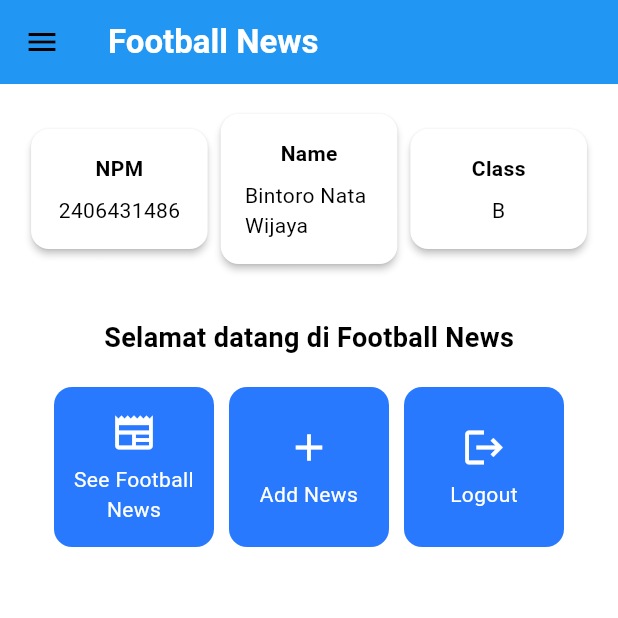
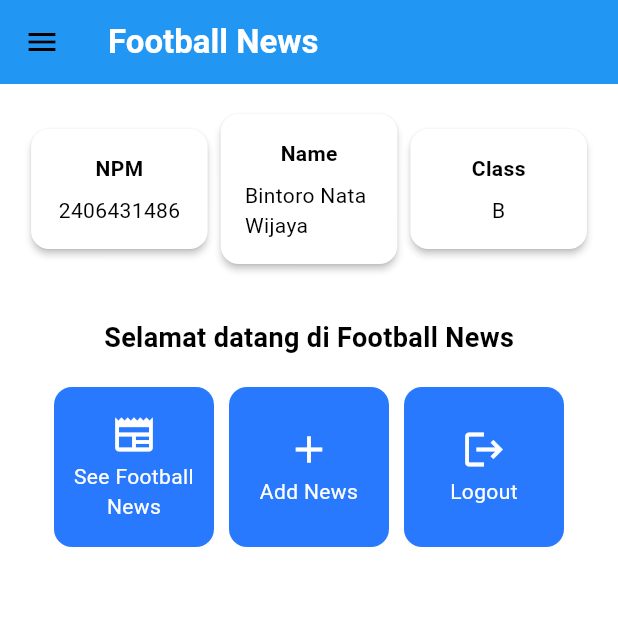
Before and after one commit to BintoroNtw/football-news-mobile, a Flutter app: the MyHomePage screen opened directly, on a phone screen of 412 x 824 dp, the top half of it. Run offline on Flutter 3.47's test engine with Material 3 defaults, Android fonts, the phone set to English and light mode, and no system bars; missing offline and left inert: pbp_django_auth.

Commit message:
Benerin logout gak bisa

```diff
--- a/football_news/lib/screens/login.dart
+++ b/football_news/lib/screens/login.dart
@@ -3,6 +3,7 @@ import 'package:flutter/material.dart';
 import 'package:pbp_django_auth/pbp_django_auth.dart';
 import 'package:provider/provider.dart';
 import 'package:football_news/screens/register.dart';
+
 
 void main() {
   runApp(const LoginApp());
--- a/football_news/lib/screens/menu.dart
+++ b/football_news/lib/screens/menu.dart
@@ -1,7 +1,10 @@
 import 'package:flutter/material.dart';
 import 'package:football_news/widgets/left_drawer.dart';
 import 'package:football_news/screens/newslist_form.dart';
-import 'package:football_news/widgets/news_card.dart';
+import 'package:football_news/screens/news_entry_list.dart';
+import 'package:football_news/screens/login.dart';
+import 'package:pbp_django_auth/pbp_django_auth.dart';
+import 'package:provider/provider.dart';
 
 class MyHomePage extends StatelessWidget {
   MyHomePage({super.key});
@@ -29,7 +32,7 @@ class MyHomePage extends StatelessWidget {
         ),
         backgroundColor: Theme.of(context).colorScheme.primary,
       ),
-      drawer: const LeftDrawer(),
+      drawer: LeftDrawer(),
       body: Padding(
         padding: const EdgeInsets.all(16.0),
         child: Column(
@@ -102,3 +105,90 @@ class InfoCard extends StatelessWidget {
     );
   }
 }
+
+class ItemHomepage {
+  final String name;
+  final IconData icon;
+
+  ItemHomepage(this.name, this.icon);
+}
+
+class ItemCard extends StatelessWidget {
+  final ItemHomepage item;
+
+  const ItemCard(this.item, {super.key});
+
+  @override
+  Widget build(BuildContext context) {
+    final request = context.watch<CookieRequest>();
+
+    return Material(
+      color: Theme.of(context).colorScheme.secondary,
+      borderRadius: BorderRadius.circular(12),
+      child: InkWell(
+        onTap: () async {
+          // Tampilkan snackbar info
+          ScaffoldMessenger.of(context)
+            ..hideCurrentSnackBar()
+            ..showSnackBar(
+              SnackBar(content: Text("Kamu menekan tombol ${item.name}!")),
+            );
+
+          // Navigasi sesuai tombol
+          if (item.name == "Add News") {
+            Navigator.push(
+              context,
+              MaterialPageRoute(builder: (context) => const NewsFormPage()),
+            );
+          } else if (item.name == "See Football News") {
+            Navigator.push(
+              context,
+              MaterialPageRoute(builder: (context) => const NewsEntryListPage()),
+            );
+          } else if (item.name == "Logout") {
+            final response = await request.logout(
+              "http://localhost:8000/auth/logout/",
+            );
+
+            if (context.mounted) {
+              String message = response["message"];
+              if (response["status"] == true) {
+                String uname = response["username"];
+                ScaffoldMessenger.of(context).showSnackBar(
+                  SnackBar(
+                    content: Text("$message See you again, $uname."),
+                  ),
+                );
+                Navigator.pushReplacement(
+                  context,
+                  MaterialPageRoute(builder: (context) => const LoginPage()),
+                );
+              } else {
+                ScaffoldMessenger.of(context).showSnackBar(
+                  SnackBar(content: Text("Logout gagal: $message")),
+                );
+              }
+            }
+          }
+        },
+        child: Container(
+          padding: const EdgeInsets.all(8),
+          child: Center(
+            child: Column(
+              mainAxisAlignment: MainAxisAlignment.center,
+              children: [
+                Icon(item.icon, color: Colors.white, size: 30.0),
+                const SizedBox(height: 3),
+                Text(
+                  item.name,
+                  textAlign: TextAlign.center,
+                  style: const TextStyle(color: Colors.white),
+                ),
+              ],
+            ),
+          ),
+        ),
+      ),
+    );
+  }
+}
--- a/football_news/lib/screens/news_entry_list.dart
+++ b/football_news/lib/screens/news_entry_list.dart
@@ -64,6 +64,7 @@ class _NewsEntryListPageState extends State<NewsEntryListPage> {
                 itemBuilder: (_, index) => NewsEntryCard(
                   news: snapshot.data![index],
                   onTap: () {
+                    // Show a snackbar when news card is clicked
                     Navigator.push(
                       context,
                       MaterialPageRoute(
--- a/football_news/lib/screens/newslist_form.dart
+++ b/football_news/lib/screens/newslist_form.dart
@@ -171,7 +171,6 @@ class _NewsFormPageState extends State<NewsFormPage> {
                         // TODO: Replace the URL with your app's URL
                         // To connect Android emulator with Django on localhost, use URL http://10.0.2.2/
                         // If you using chrome,  use URL http://localhost:8000
-
                         final response = await request.postJson(
                           "http://localhost:8000/create-flutter/", // <-- GANTI SESUAI KEBUTUHAN ANDA
                           jsonEncode({
--- a/football_news/lib/screens/register.dart
+++ b/football_news/lib/screens/register.dart
@@ -138,7 +138,7 @@ class _RegisterPageState extends State<RegisterPage> {
                             MaterialPageRoute(
                                 builder: (context) => const LoginPage()),
                           );
-                        }else {
+                        } else {
                           ScaffoldMessenger.of(context).showSnackBar(
                             const SnackBar(
                               content: Text('Failed to register!'),
--- a/football_news/lib/widgets/news_card.dart
+++ b/football_news/lib/widgets/news_card.dart
@@ -51,7 +51,6 @@ class ItemCard extends StatelessWidget {
           // Add this after your previous if statements
           else if (item.name == "Logout") {
             final response = await request.logout(
-
                 "http://localhost:8000/auth/logout/");
             String message = response["message"];
             if (context.mounted) {
```
